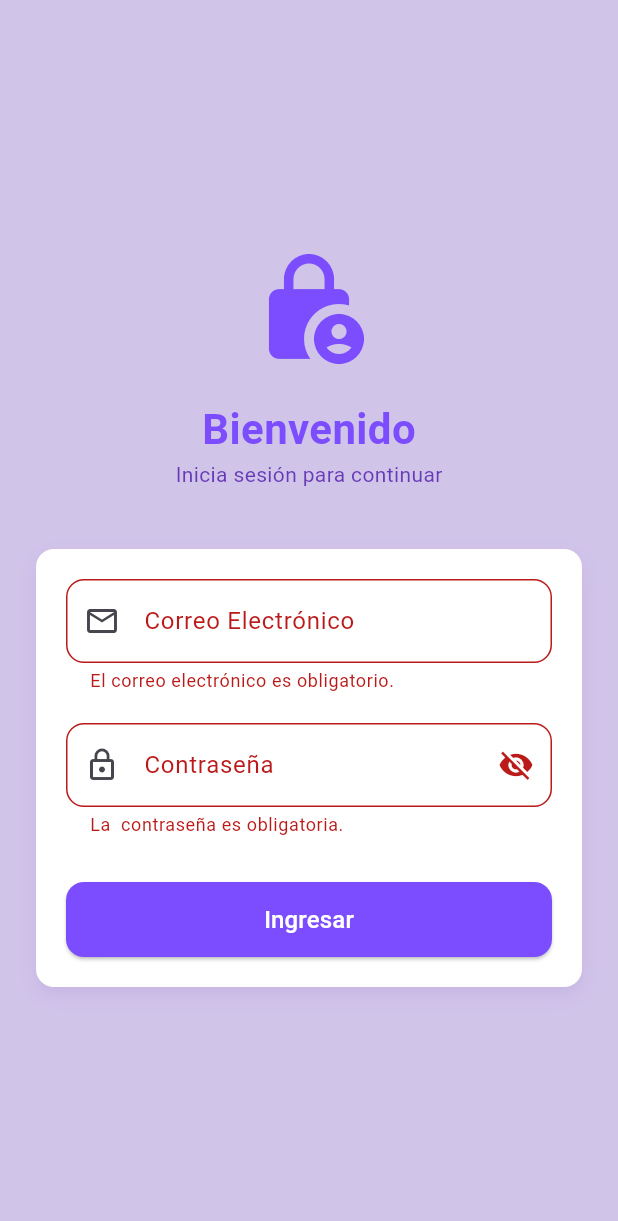
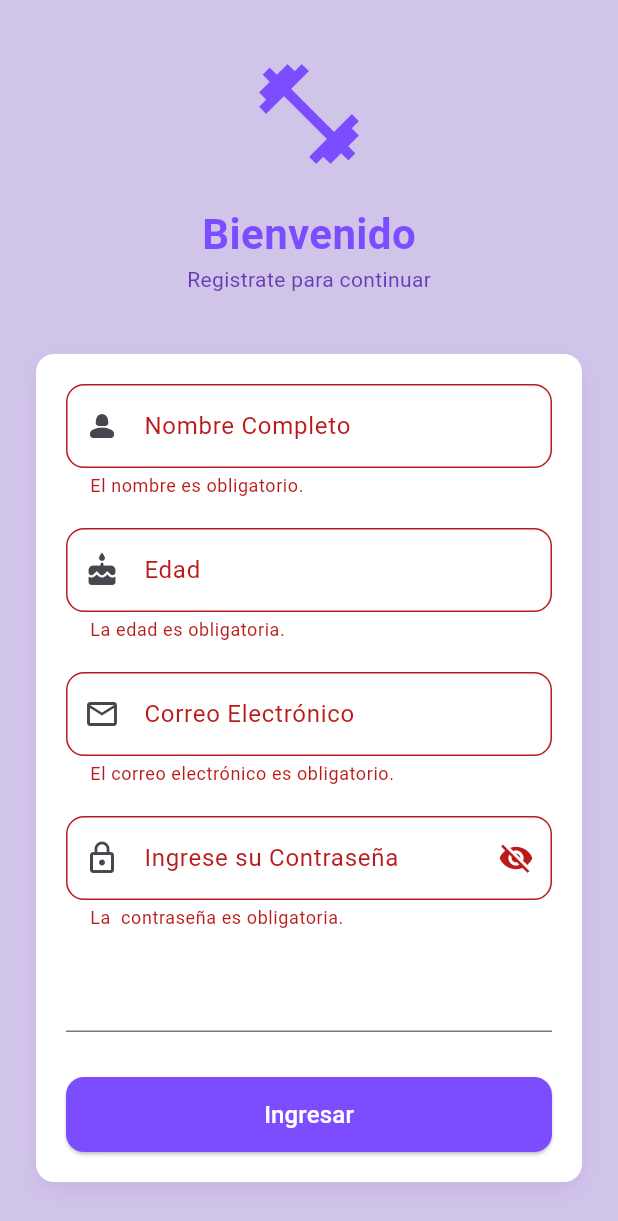
Before and after one commit to dcelcirculo/FitLife, a Flutter app: the screen it shows after launch, after a tap on "Ingresar", on a phone screen of 412 x 824 dp. Shown: the top 1221 px of the screen. Run offline on Flutter 3.47's test engine with Material 3 defaults, Android fonts, the phone set to English and light mode, and no system bars.

Commit message:
Creacióon de campos: Nombre y edad con sus respectivas validaciones en el archivo validators.dart

```diff
--- a/fit_life/lib/main.dart
+++ b/fit_life/lib/main.dart
@@ -1,6 +1,18 @@
+import 'dart:io';
+
 import 'package:fit_life/screens/login_screen.dart';
+import 'package:flutter/gestures.dart';
 import 'package:flutter/material.dart';
 
+/** Crear una aplicación de registro Fit Life, para un gimnasio, para registro de usuarios nuevos. Crear formulario de inscripción y la pantalla de bienvenida que muestre los datos si todo salio bien.
+
+Nombre por lo menos 4 letras
+Mayor de 18 años
+que el password minimo 6 caracteres y una mayuscula
+que confirmen el password, que sean iguales
+
+
+*/
 void main() {
   runApp(const MyApp());
 }
--- a/fit_life/lib/screens/login_screen.dart
+++ b/fit_life/lib/screens/login_screen.dart
@@ -13,11 +13,19 @@ class _LoginScreenState extends State<LoginScreen> {
       GlobalKey<
         FormState
       >(); // Uso de una clave global para controlar el formulario
+
+  String _password = ''; // Variable para almacenar la contraseña ingresada
+  String _confirmPassword = ''; // Variable para confirmar la contraseña
+
   final _isFormValidNotifier = ValueNotifier<bool>(
     false,
   ); // Notificador o controlador para el estado de validez del botón
   bool _isObscure =
       true; // Variable para controlar la visibilidad de la contraseña
+  final TextEditingController _nameController =
+      TextEditingController(); // Controlador de texto para el campo de nombre
+  final TextEditingController _ageController =
+      TextEditingController(); // Controlador de texto para el campo de edad
   final TextEditingController _emailController =
       TextEditingController(); // Controlador de texto para el campo de email
   final TextEditingController _passwordController =
@@ -37,7 +45,7 @@ class _LoginScreenState extends State<LoginScreen> {
             children: [
               //LOGO O TITULO
               const Icon(
-                Icons.lock_person_rounded,
+                Icons.fitness_center,
                 size: 80,
                 color: Colors.deepPurpleAccent,
               ),
@@ -51,7 +59,7 @@ class _LoginScreenState extends State<LoginScreen> {
                 ),
               ),
               const Text(
-                'Inicia sesión para continuar',
+                'Registrate para continuar',
                 style: TextStyle(color: Colors.deepPurple),
               ),
               const SizedBox(height: 40.0),
@@ -75,6 +83,35 @@ class _LoginScreenState extends State<LoginScreen> {
                   child: Column(
                     children: [
                       TextFormField(
+                        controller: _nameController,
+                        keyboardType: TextInputType.name,
+                        decoration: InputDecoration(
+                          labelText: 'Nombre Completo',
+                          prefixIcon: Icon(Icons.person_2_rounded),
+                          border: OutlineInputBorder(
+                            borderRadius: BorderRadius.circular(12),
+                          ),
+                        ),
+                        // Aquí se utiliza el validador importado desde validators.dart
+                        validator: Validators.name,
+                      ),
+
+                      const SizedBox(height: 20.0),
+                      TextFormField(
+                        controller: _ageController,
+                        keyboardType: TextInputType.number,
+                        decoration: InputDecoration(
+                          labelText: 'Edad',
+                          prefixIcon: Icon(Icons.cake_rounded),
+                          border: OutlineInputBorder(
+                            borderRadius: BorderRadius.circular(12),
+                          ),
+                        ),
+                        validator: Validators.age,
+                      ),
+
+                      const SizedBox(height: 20.0),
+                      TextFormField(
                         controller: _emailController,
                         keyboardType: TextInputType.emailAddress,
                         decoration: InputDecoration(
@@ -93,7 +130,7 @@ class _LoginScreenState extends State<LoginScreen> {
                         controller: _passwordController,
                         obscureText: _isObscure,
                         decoration: InputDecoration(
-                          labelText: 'Contraseña',
+                          labelText: 'Ingrese su Contraseña',
                           prefixIcon: Icon(Icons.lock_outline),
                           suffixIcon: IconButton(
                             icon: Icon(
@@ -113,6 +150,10 @@ class _LoginScreenState extends State<LoginScreen> {
                         ),
                         validator: Validators.password,
                       ),
+
+                      const SizedBox(height: 20.0),
+                      TextFormField(),
+
                       const SizedBox(height: 30.0),
 
                       //Boton de inicio de sesión
--- a/fit_life/lib/utils/validators.dart
+++ b/fit_life/lib/utils/validators.dart
@@ -1,4 +1,44 @@
+/** Crear una aplicación de registro Fit Life, para un gimnasio, para registro de usuarios nuevos. Crear formulario de inscripción y la pantalla de bienvenida que muestre los datos si todo salio bien.
+
+Nombre por lo menos 4 letras
+Mayor de 18 años
+que el password minimo 6 caracteres y una mayuscula
+que confirmen el password, que sean iguales
+
+
+*/
+
 class Validators {
+  // Validacion de nombre
+  static String? name(String? value) {
+    if (value == null || value.isEmpty) {
+      return 'El nombre es obligatorio.';
+    }
+
+    // Validar que tenga por lo menos 4 letras
+    if (value.length < 4) {
+      return 'El nombre debe tener al menos 4 letras.';
+    }
+    return null;
+  }
+
+  // Validacion de la edad
+  static String? age(String? value) {
+    if (value == null || value.isEmpty) {
+      return 'La edad es obligatoria.';
+    }
+    // Convertir el valor a entero
+    final age = int.tryParse(value);
+    if (age == null) {
+      return 'Por favor, ingrese una edad válida.';
+    }
+    // Validar que sea mayor de 18 años
+    if (age < 18) {
+      return 'Debes ser mayor de 18 años para registrarte.';
+    }
+    return null;
+  }
+
   //Validacion de correo electrónico
   static String? email(String? value) {
     if (value == null || value.isEmpty) {
```
